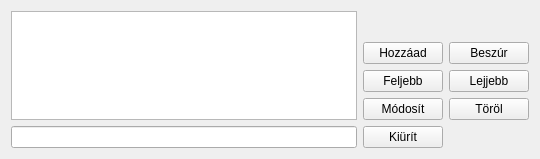
Qt form lv2g/arrayed.ui (csikfer/lanview2) before a commit.
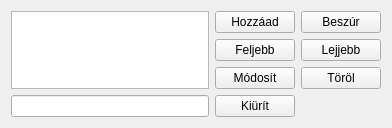
The same form after that commit.

What changed in the file:
```diff
--- a/lv2g/arrayed.ui
+++ b/lv2g/arrayed.ui
@@ -6,8 +6,8 @@
    <rect>
     <x>0</x>
     <y>0</y>
-    <width>540</width>
-    <height>159</height>
+    <width>392</width>
+    <height>104</height>
    </rect>
   </property>
   <property name="windowTitle">
```
